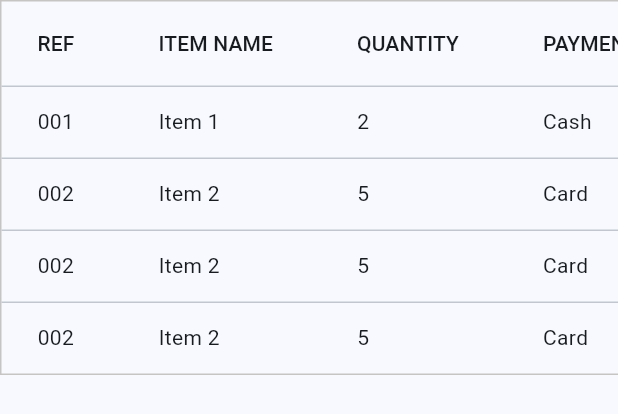
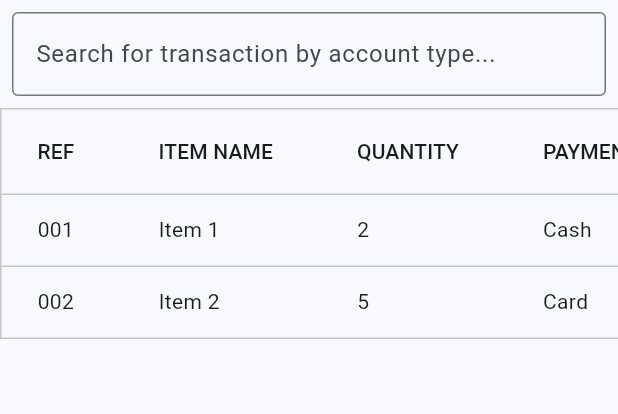
Before and after one commit to Lenien1999/Fast_Inventory, a Flutter app: the InventoryTable widget shown alone on an empty page, opened directly, on a phone screen of 412 x 824 dp. Shown: the top 414 px of the screen. Run offline on Flutter 3.47's test engine with Material 3 defaults, Android fonts, the phone set to English and light mode, and no system bars; our stand-ins replace focused_menu, line_awesome_flutter.

Commit message:
first commit

```diff
--- a/lib/screens/homepage/home_page.dart
+++ b/lib/screens/homepage/home_page.dart
@@ -207,14 +207,6 @@ class _HomePageState extends State<HomePage> {
           const SizedBox(
             height: 10,
           ),
-          const TextField(
-            decoration: InputDecoration(
-                border: OutlineInputBorder(),
-                hintText: "Seach for transaction by account type..."),
-          ),
-          const SizedBox(
-            height: 20,
-          ),
           InventoryTable(),
         ],
       ),
--- a/lib/screens/homepage/transaction_table.dart
+++ b/lib/screens/homepage/transaction_table.dart
@@ -1,6 +1,11 @@
 import 'package:flutter/material.dart';
 
-class InventoryTable extends StatelessWidget {
+class InventoryTable extends StatefulWidget {
+  @override
+  _InventoryTableState createState() => _InventoryTableState();
+}
+
+class _InventoryTableState extends State<InventoryTable> {
   final List<Map<String, String>> data = [
     {
       'REF': '001',
@@ -22,38 +27,54 @@ class InventoryTable extends StatelessWidget {
       'STATUS': 'Pending',
       'DATE': '2024-08-25',
     },
-    {
-      'REF': '002',
-      'ITEM NAME': 'Item 2',
-      'QUANTITY': '5',
-      'PAYMENT MODE': 'Card',
-      'AMOUNT PAID': '₦5000',
-      'CUSTOMER': 'Jane Smith',
-      'STATUS': 'Pending',
-      'DATE': '2024-08-25',
-    },
-    {
-      'REF': '002',
-      'ITEM NAME': 'Item 2',
-      'QUANTITY': '5',
-      'PAYMENT MODE': 'Card',
-      'AMOUNT PAID': '₦5000',
-      'CUSTOMER': 'Jane Smith',
-      'STATUS': 'Pending',
-      'DATE': '2024-08-25',
-    },
+    // More data entries...
   ];
 
-  InventoryTable({super.key});
+  List<Map<String, String>>? filteredData;
+  final TextEditingController _searchController = TextEditingController();
+
+  @override
+  void initState() {
+    super.initState();
+    filteredData = data;
+    _searchController.addListener(_filterData);
+  }
+
+  @override
+  void dispose() {
+    _searchController.dispose();
+    super.dispose();
+  }
+
+  void _filterData() {
+    setState(() {
+      filteredData = data
+          .where((item) =>
+              item.values.any((value) =>
+                  value.toLowerCase().contains(_searchController.text.toLowerCase())))
+          .toList();
+    });
+  }
 
   @override
   Widget build(BuildContext context) {
-    return SingleChildScrollView(
+    return Column(
+      children: [
+        Padding(
+          padding: const EdgeInsets.all(8.0),
+          child: TextField(
+            controller: _searchController,
+            decoration: const InputDecoration(
+              border: OutlineInputBorder(),
+              hintText: "Search for transaction by account type...",
+            ),
+          ),
+        ),
+        SingleChildScrollView(
           scrollDirection: Axis.horizontal,
           child: Container(
             decoration: BoxDecoration(
-            border:
-                Border.all(color: const Color.fromARGB(255, 199, 196, 196))),
+                border: Border.all(color: const Color.fromARGB(255, 199, 196, 196))),
             child: DataTable(
               columns: const [
                 DataColumn(label: Text('REF')),
@@ -65,7 +86,7 @@ class InventoryTable extends StatelessWidget {
                 DataColumn(label: Text('STATUS')),
                 DataColumn(label: Text('DATE')),
               ],
-          rows: data
+              rows: filteredData!
                   .map(
                     (item) => DataRow(
                       cells: [
@@ -83,6 +104,8 @@ class InventoryTable extends StatelessWidget {
                   .toList(),
             ),
           ),
+        ),
+      ],
     );
   }
 }
```
Lines whose indentation alone changed are shown as unchanged.
